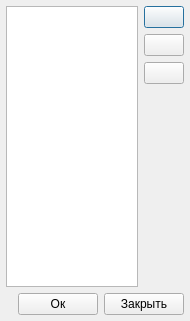
Above: usbip_gui/ui/edit_filters_dialog.ui from Feelinglight/usbip_userspace before the change. Below: the same form after it.
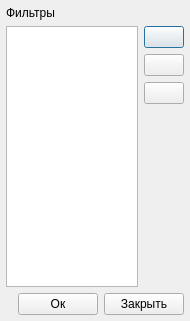
That is the form after the change. Icons and pictures are not drawn.

```diff
--- a/usbip_gui/ui/edit_filters_dialog.ui
+++ b/usbip_gui/ui/edit_filters_dialog.ui
@@ -50,6 +50,13 @@
    </property>
    <item>
     <layout class="QVBoxLayout" name="verticalLayout">
+     <item>
+      <widget class="QLabel" name="filters_title_label">
+       <property name="text">
+        <string>Фильтры</string>
+       </property>
+      </widget>
+     </item>
      <item>
       <widget class="QFrame" name="frame">
        <property name="sizePolicy">
```
